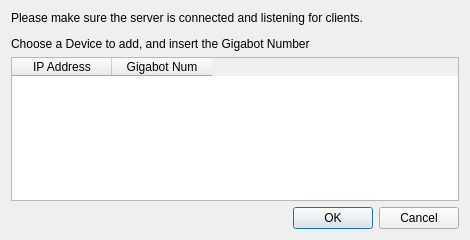
Old version of the form qt/addmachinewindow.ui in the repository re3Dprinting/touchscreen.
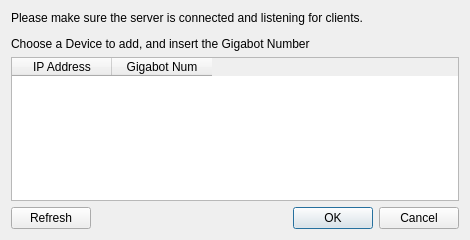
New version of the form.

Diff of the .ui file:
```diff
--- a/qt/addmachinewindow.ui
+++ b/qt/addmachinewindow.ui
@@ -54,11 +54,22 @@
     </widget>
    </item>
    <item>
+    <layout class="QHBoxLayout" name="horizontalLayout">
+     <item>
+      <widget class="QPushButton" name="Refresh">
+       <property name="text">
+        <string>Refresh</string>
+       </property>
+      </widget>
+     </item>
+     <item>
     <widget class="QDialogButtonBox" name="Button">
      <property name="standardButtons">
       <set>QDialogButtonBox::Cancel|QDialogButtonBox::Ok</set>
      </property>
     </widget>
+     </item>
+    </layout>
    </item>
   </layout>
  </widget>
```
Lines whose indentation alone changed are shown as unchanged.
